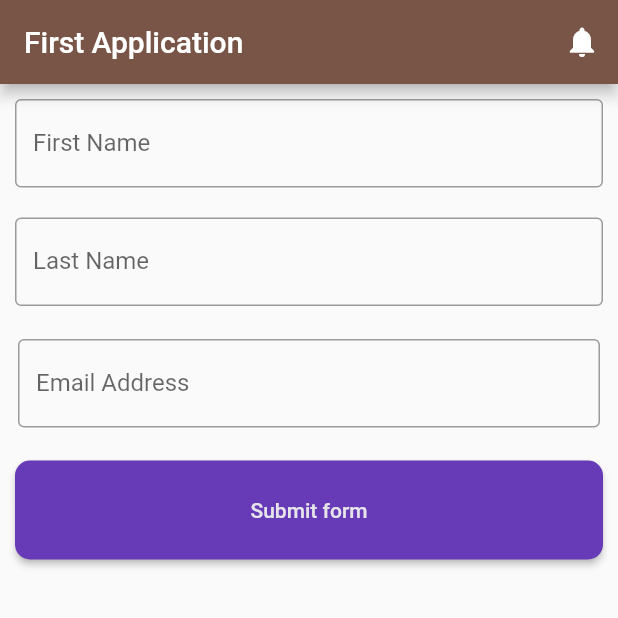
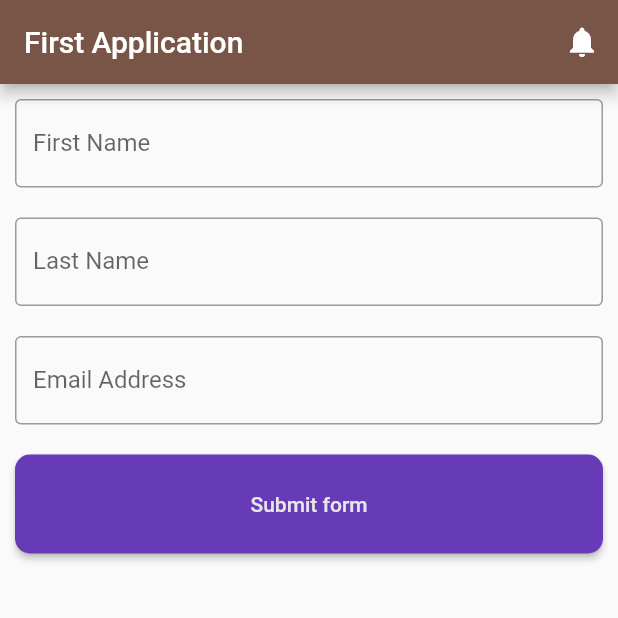
Before and after one commit to xahin96/flutter-1, a Flutter app: the screen it shows after launch, on a phone screen of 412 x 824 dp, the top half of it. Run offline on Flutter 3.47's test engine with Material 2 defaults, Android fonts, the phone set to English and light mode, and no system bars.

Commit message:
Shahriar | Dev-SimpleForm | form elements design changed

```diff
--- a/lib/main.dart
+++ b/lib/main.dart
@@ -91,7 +91,7 @@ class HomeActivity extends StatelessWidget {
             ),
           ),
           Padding(
-            padding: EdgeInsets.all(12),
+            padding: EdgeInsets.all(10),
             child: TextField(
               decoration: InputDecoration(
                   border: OutlineInputBorder(), labelText: 'Email Address'),
```
